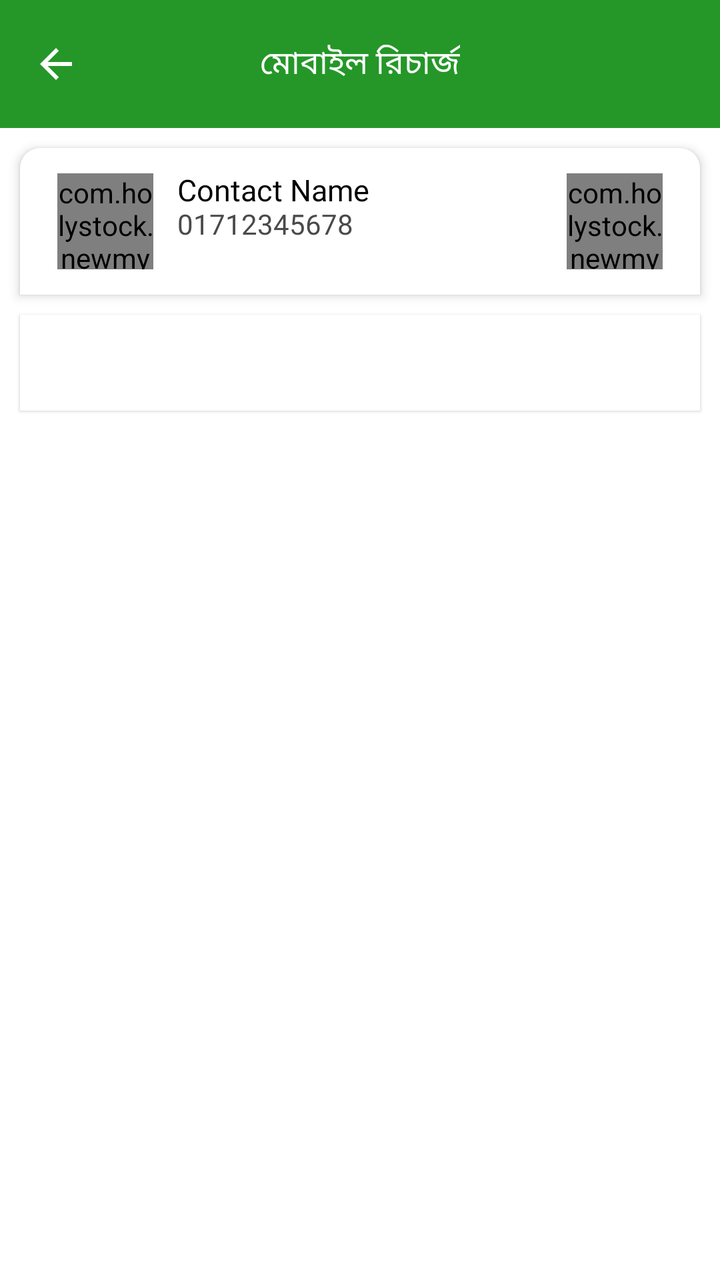
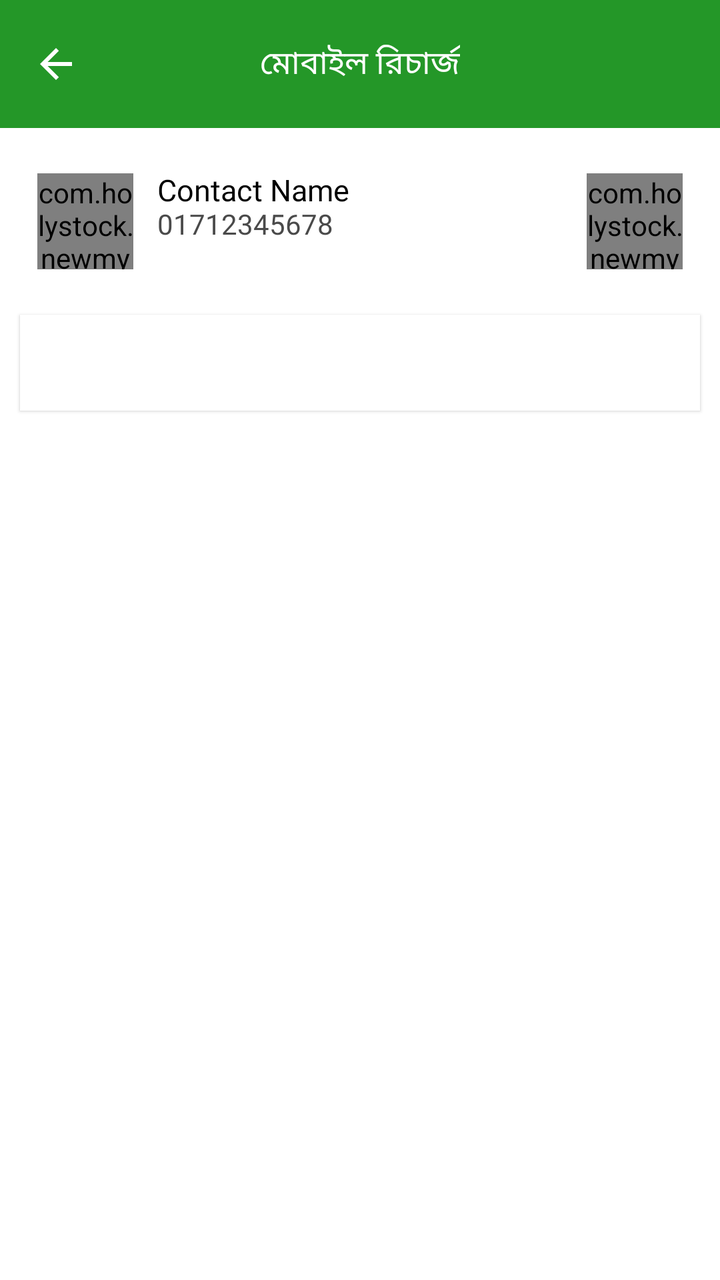

Screens rendered from an Android XML layout before and after an edit, with the pre-edit source and the edit as a unified diff.
<!-- AndroidManifest.xml: application theme Theme.NewMyOffer -->
<!-- res/layout/activity_recharge_offer.xml -->
<?xml version="1.0" encoding="utf-8"?>
<RelativeLayout xmlns:android="http://schemas.android.com/apk/res/android"
    xmlns:app="http://schemas.android.com/apk/res-auto"
    xmlns:tools="http://schemas.android.com/tools"
    android:id="@+id/main"
    android:layout_width="match_parent"
    android:layout_height="match_parent"
    android:background="@color/statusBar"
    tools:context=".activity.service.recharge.RechargeOfferActivity">


    <LinearLayout
        android:layout_width="match_parent"
        android:layout_height="match_parent"
        android:background="@color/white"
        android:orientation="vertical">

        <com.google.android.material.appbar.MaterialToolbar
            android:id="@+id/toolbar"
            android:layout_width="match_parent"
            android:layout_height="?attr/actionBarSize"
            android:background="@color/primary"
            android:backgroundTint="@color/primary"
            app:navigationIcon="@drawable/outline_arrow_back_24"
            app:navigationIconTint="@color/white"
            app:title="মোবাইল রিচার্জ"
            app:titleCentered="true"
            app:titleTextAppearance="@style/ToolbarTitleStyle" />

        <com.google.android.material.card.MaterialCardView
            android:layout_width="match_parent"
            android:layout_height="wrap_content"
            android:layout_margin="@dimen/_10dp"
            android:background="@android:color/transparent"
            app:cardBackgroundColor="@android:color/white"
            app:cardElevation="@dimen/_3dp"
            app:shapeAppearanceOverlay="@style/TopRoundedCard"
            app:strokeColor="@color/primaryLight"
            app:strokeWidth="0dp">

            <RelativeLayout
                android:id="@+id/mainLayout"
                android:layout_width="match_parent"
                android:layout_height="wrap_content"
                android:background="@drawable/bg_ripple_primary2"
                android:minHeight="64dp"
                android:paddingHorizontal="16dp"
                android:paddingVertical="10dp">

                <com.holystock.newmyoffer.views.BorderView
                    android:id="@+id/operatorLayout"
                    android:layout_width="48dp"
                    android:layout_height="48dp"
                    android:layout_alignParentEnd="true"
                    android:layout_centerVertical="true"
                    app:bgColor="@color/white"
                    app:borderColor="@color/primaryLight"
                    app:borderWidth="@dimen/_1.5dp"
                    app:cornerRadius="1000dp">

                    <androidx.cardview.widget.CardView
                        android:layout_width="wrap_content"
                        android:layout_height="wrap_content"
                        android:layout_centerInParent="true"
                        android:layout_margin="@dimen/_5dp"
                        app:cardCornerRadius="999dp"
                        app:cardElevation="0dp">

                        <ImageView
                            android:id="@+id/imgOperator"
                            android:layout_width="wrap_content"
                            android:layout_height="wrap_content"
                            android:src="@drawable/grameenphone" />

                    </androidx.cardview.widget.CardView>

                    <com.holystock.newmyoffer.views.BorderView
                        android:layout_width="@dimen/_18dp"
                        android:layout_height="@dimen/_18dp"
                        android:layout_alignParentEnd="true"
                        android:padding="@dimen/_3dp"
                        app:bgColor="@color/white"
                        app:borderColor="@color/primary"
                        app:borderWidth="@dimen/_1dp"
                        app:cornerRadius="@dimen/_100dp">

                        <ImageView
                            android:layout_width="wrap_content"
                            android:layout_height="wrap_content"
                            android:src="@drawable/edit" />


                    </com.holystock.newmyoffer.views.BorderView>


                </com.holystock.newmyoffer.views.BorderView>


                <ImageView
                    android:id="@+id/ivPhoto"
                    android:layout_width="48dp"
                    android:layout_height="48dp"
                    android:layout_centerVertical="true"
                    android:scaleType="centerCrop" />

                <com.holystock.newmyoffer.views.BorderView
                    android:id="@+id/photoLayout"
                    android:layout_width="48dp"
                    android:layout_height="48dp"
                    android:layout_centerVertical="true"
                    android:scaleType="centerCrop"
                    app:bgColor="@color/beautifulWhite"
                    app:borderWidth="@dimen/_0dp"
                    app:cornerRadius="1000dp">

                    <TextView
                        android:id="@+id/tvLetter"
                        android:layout_width="wrap_content"
                        android:layout_height="wrap_content"
                        android:layout_centerInParent="true"
                        android:fontFamily="@font/bangla_medium"
                        android:maxLength="1"
                        android:text="A"
                        android:textColor="@color/black"
                        android:textSize="@dimen/_22sp" />

                </com.holystock.newmyoffer.views.BorderView>

                <LinearLayout
                    android:layout_width="wrap_content"
                    android:layout_height="wrap_content"
                    android:layout_marginStart="@dimen/_12dp"
                    android:layout_toEndOf="@id/ivPhoto"
                    android:orientation="vertical">

                    <TextView
                        android:id="@+id/tvName"
                        android:layout_width="wrap_content"
                        android:layout_height="wrap_content"
                        android:ellipsize="end"
                        android:fontFamily="@font/bangla_medium"
                        android:includeFontPadding="false"
                        android:maxLines="1"
                        android:text="Contact Name"
                        android:textColor="@color/black"
                        android:textSize="@dimen/_15sp" />

                    <TextView
                        android:id="@+id/tvNumber"
                        android:layout_width="wrap_content"
                        android:layout_height="wrap_content"
                        android:fontFamily="@font/bangla"
                        android:includeFontPadding="false"
                        android:text="01712345678"
                        android:textColor="#4A4A4A"
                        android:textSize="@dimen/_14sp" />

                </LinearLayout>


            </RelativeLayout>


        </com.google.android.material.card.MaterialCardView>

        <com.google.android.material.card.MaterialCardView
            android:layout_width="match_parent"
            android:layout_height="wrap_content"
            android:layout_marginHorizontal="@dimen/_10dp"
            android:layout_marginBottom="@dimen/_5dp"
            android:background="@android:color/transparent"
            app:cardBackgroundColor="@android:color/white"
            app:cardCornerRadius="0dp"
            app:cardElevation="@dimen/_1dp"
            app:strokeColor="@color/primaryLight"
            app:strokeWidth="0dp">


            <com.google.android.material.tabs.TabLayout
                android:id="@+id/tab_layout"
                style="@style/RoundedTabLayoutStyle"
                android:layout_width="match_parent"
                android:layout_height="wrap_content"
                android:background="@color/white"
                app:tabGravity="center"
                app:tabMode="auto" />

        </com.google.android.material.card.MaterialCardView>

        <androidx.viewpager.widget.ViewPager
            android:id="@+id/viewPager"
            android:layout_width="match_parent"
            android:layout_height="wrap_content"/>

    </LinearLayout>


</RelativeLayout>
<!-- resources referenced by this layout -->
<resources>
  <color name="beautifulWhite">#F7F7F7</color>
  <color name="black">#FF000000</color>
  <color name="primary">#249728</color>
  <color name="primaryLight">#D4F2D4</color>
  <color name="statusBar">@color/primary</color>
  <color name="white">#FFFFFFFF</color>
  <dimen name="_0dp">0dp</dimen>
  <dimen name="_1.5dp">1.5dp</dimen>
  <dimen name="_100dp">100.0dp</dimen>
  <dimen name="_10dp">10.0dp</dimen>
  <dimen name="_12dp">12.0dp</dimen>
  <dimen name="_14sp">14.0sp</dimen>
  <dimen name="_15sp">15.0sp</dimen>
  <dimen name="_18dp">18.0dp</dimen>
  <dimen name="_1dp">1.0dp</dimen>
  <dimen name="_22sp">22.0sp</dimen>
  <dimen name="_3dp">3.0dp</dimen>
  <dimen name="_5dp">5.0dp</dimen>
  <!-- drawable bg_ripple_primary2 (drawable) -->
  <?xml version="1.0" encoding="utf-8"?>
  <ripple xmlns:android="http://schemas.android.com/apk/res/android"
      android:color="@color/primaryLight">
  
      <item>
          <shape>
              <solid android:color="@android:color/white"/>
          </shape>
      </item>
  
  </ripple>
  <!-- drawable edit (drawable) -->
  <vector xmlns:android="http://schemas.android.com/apk/res/android"
      android:width="108dp"
      android:height="108dp"
      android:viewportWidth="960"
      android:viewportHeight="960">
    <path
        android:pathData="M200,760h57l391,-391 -57,-57 -391,391v57ZM120,840v-170l528,-527q12,-11 26.5,-17t30.5,-6q16,0 31,6t26,18l55,56q12,11 17.5,26t5.5,30q0,16 -5.5,30.5T817,313L290,840L120,840ZM760,256 L704,200 760,256ZM619,341 L591,312 648,369 619,341Z"
        android:fillColor="@color/primary"/>
  </vector>
  <!-- drawable grameenphone: png bitmap (drawable, 30008 bytes) -->
  <!-- drawable outline_arrow_back_24 (drawable) -->
  <vector xmlns:android="http://schemas.android.com/apk/res/android" android:autoMirrored="true" android:height="24dp" android:tint="#000000" android:viewportHeight="960" android:viewportWidth="960" android:width="24dp">
        
      <path android:fillColor="@android:color/white" android:pathData="M313,520L537,744L480,800L160,480L480,160L537,216L313,440L800,440L800,520L313,520Z"/>
      
  </vector>
  <style name="RoundedTabLayoutStyle">
          <item name="tabTextColor">@color/black</item>
          <item name="tabSelectedTextColor">@color/primary</item>
          <item name="tabTextAppearance">@style/tabTextAppearance</item>
          <item name="tabSelectedTextAppearance">@style/tabSelectedTextAppearance</item>
      </style>
  <style name="ToolbarTitleStyle">
          <item name="android:textSize">@dimen/_toolbarText</item>
          <item name="android:fontFamily">@font/bangla_medium</item>
          <item name="android:textStyle">normal</item>
          <item name="android:textColor">@color/white</item>
      </style>
  <style name="TopRoundedCard">
          <item name="cornerFamily">rounded</item>
  
          <item name="cornerSizeTopLeft">@dimen/_10dp</item>
          <item name="cornerSizeTopRight">@dimen/_10dp</item>
  
          <item name="cornerSizeBottomLeft">0dp</item>
          <item name="cornerSizeBottomRight">0dp</item>
      </style>
  <style name="Theme.NewMyOffer" parent="Base.Theme.NewMyOffer" />
  <style name="tabTextAppearance" parent="TextAppearance.Design.Tab">
          <item name="android:textSize">@dimen/_13sp</item>
          <item name="android:fontFamily">@font/bangla_medium</item>
      </style>
  <style name="tabSelectedTextAppearance" parent="TextAppearance.Design.Tab">
          <item name="android:textSize">@dimen/_13sp</item>
          <item name="android:fontFamily">@font/bangla_bold</item>
      </style>
  <dimen name="_toolbarText">@dimen/_16sp</dimen>
  <style name="Base.Theme.NewMyOffer" parent="Theme.Material3.DayNight.NoActionBar">
          
           <item name="colorPrimary">@color/primary</item>
           <item name="colorSecondary">@color/primary</item>
      </style>
  <dimen name="_13sp">13.0sp</dimen>
  <dimen name="_16sp">16.0sp</dimen>
</resources>

<!-- the commit's change to res/layout/activity_recharge_offer.xml (unified diff, before → after) -->
@@ -30,10 +30,10 @@
         <com.google.android.material.card.MaterialCardView
             android:layout_width="match_parent"
             android:layout_height="wrap_content"
-            android:layout_margin="@dimen/_10dp"
+            android:layout_marginVertical="@dimen/_10dp"
             android:background="@android:color/transparent"
             app:cardBackgroundColor="@android:color/white"
-            app:cardElevation="@dimen/_3dp"
+            app:cardElevation="@dimen/_0dp"
             app:shapeAppearanceOverlay="@style/TopRoundedCard"
             app:strokeColor="@color/primaryLight"
             app:strokeWidth="0dp">
